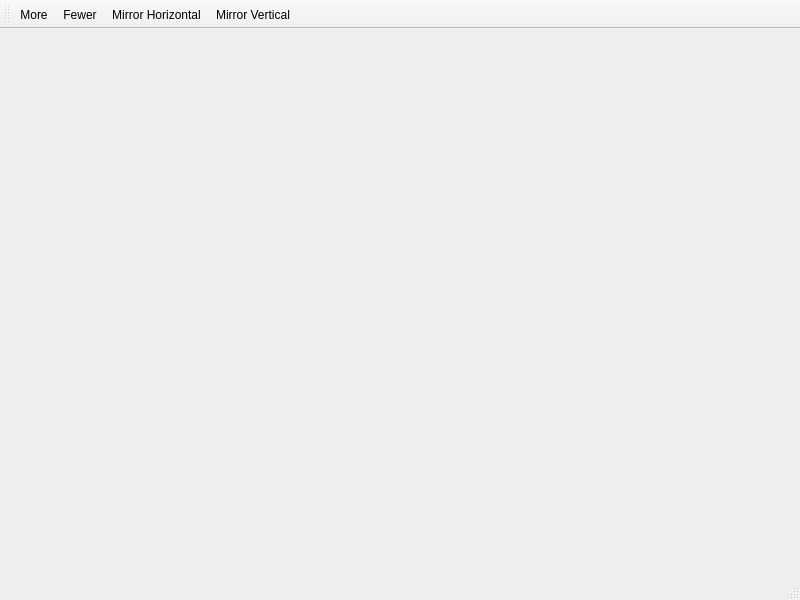
Before: the Qt Designer form mainwindow.ui in DeanIsMe/Wavepaper_Qt, drawn with Qt 5.
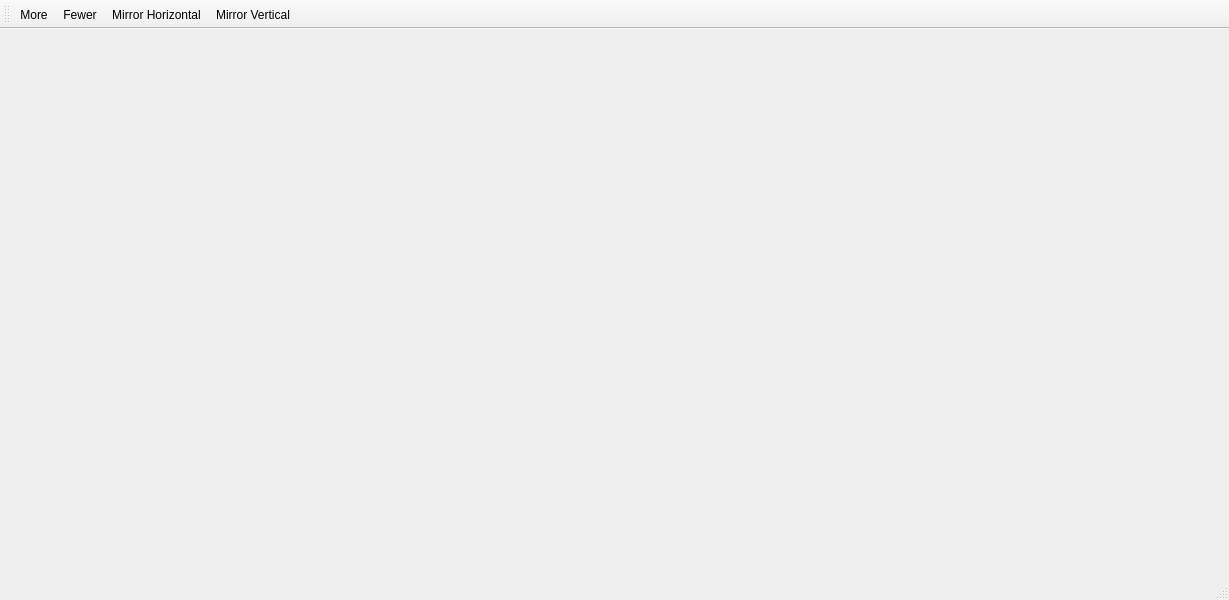
After: the same form once the commit is applied. Icons and pictures are not drawn.

Patch:
```diff
--- a/mainwindow.ui
+++ b/mainwindow.ui
@@ -6,7 +6,7 @@
    <rect>
     <x>0</x>
     <y>0</y>
-    <width>800</width>
+    <width>1229</width>
     <height>600</height>
    </rect>
   </property>
```
Left out of the diff: 2 changed lines with no effect on the pictures.
